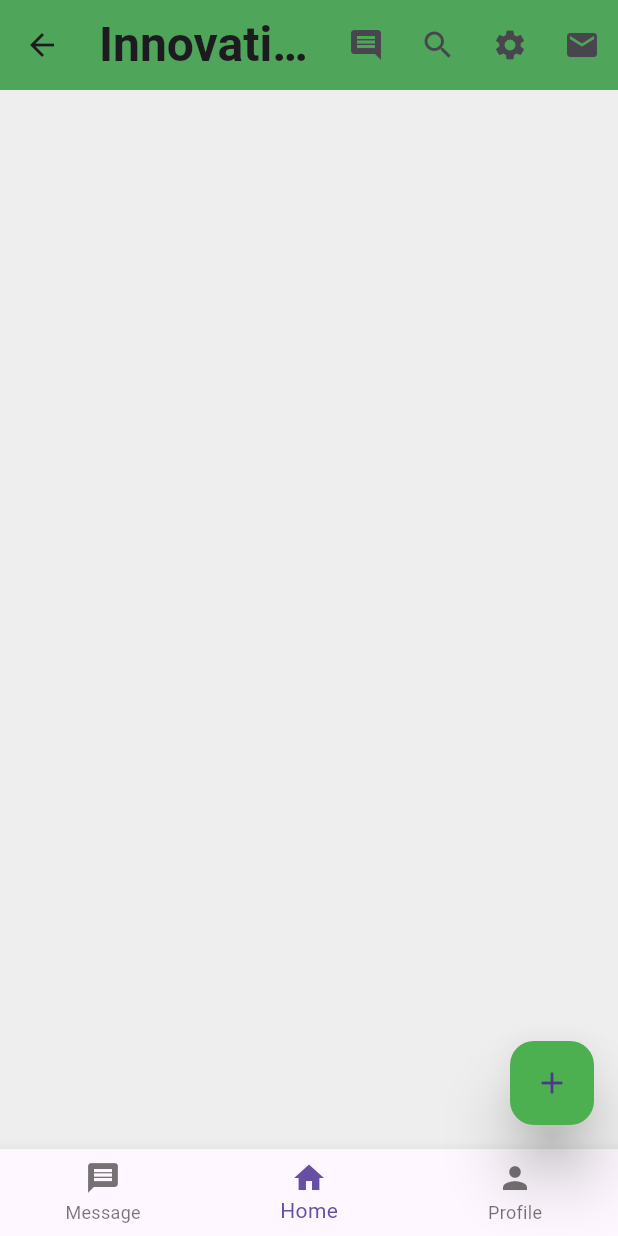
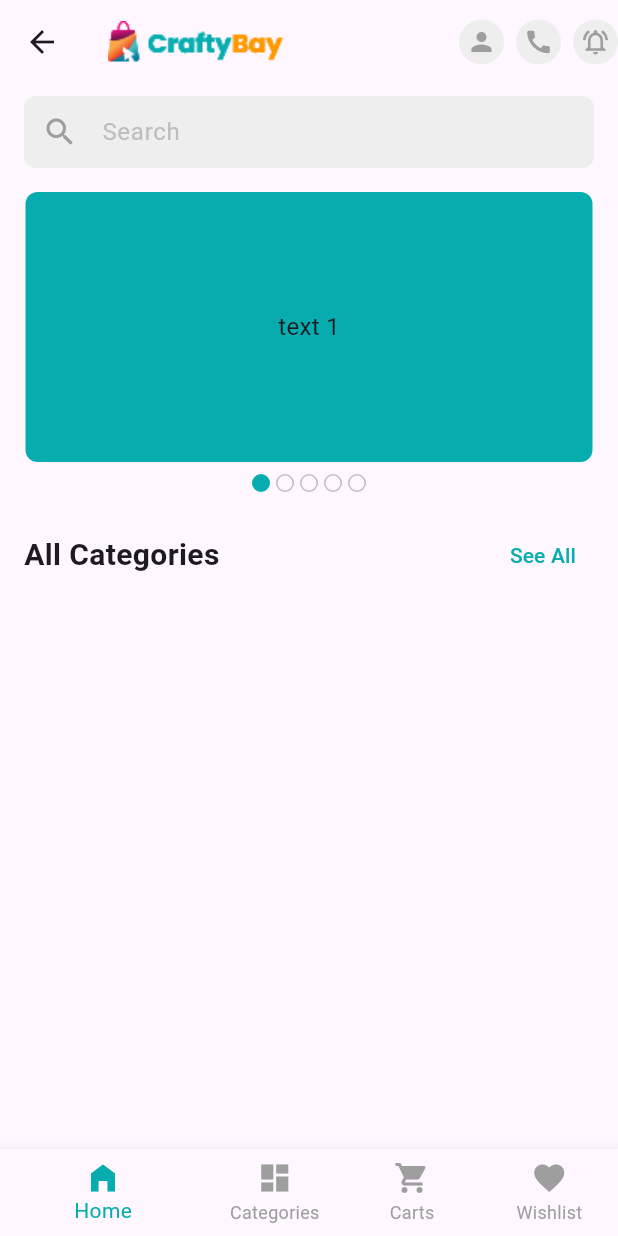
Before and after one commit to csearafat01/crafty_bay, a Flutter app: the MainBottomNavScreen screen opened directly, on a phone screen of 412 x 824 dp. Run offline on Flutter 3.47's test engine with Material 3 defaults, Android fonts, the phone set to English and light mode, and no system bars; drawn by our look-alikes of carousel_slider; our stand-ins replace get, pin_code_fields.

Commit message:
added widget/home, screens/(home,carts,categories & wishlist)

```diff
--- /dev/null
+++ b/lib/presentation/ui/screens/carts_screen.dart
@@ -0,0 +1,15 @@
+import 'package:flutter/cupertino.dart';
+
+class CartsScreen extends StatefulWidget {
+  const CartsScreen({super.key});
+
+  @override
+  State<CartsScreen> createState() => _CartsScreenState();
+}
+
+class _CartsScreenState extends State<CartsScreen> {
+  @override
+  Widget build(BuildContext context) {
+    return const Placeholder();
+  }
+}
--- /dev/null
+++ b/lib/presentation/ui/screens/category_screen.dart
@@ -0,0 +1,15 @@
+import 'package:flutter/cupertino.dart';
+
+class CategoryScreen extends StatefulWidget {
+  const CategoryScreen({super.key});
+
+  @override
+  State<CategoryScreen> createState() => _CategoryScreenState();
+}
+
+class _CategoryScreenState extends State<CategoryScreen> {
+  @override
+  Widget build(BuildContext context) {
+    return const Placeholder();
+  }
+}
--- /dev/null
+++ b/lib/presentation/ui/screens/home_screen.dart
@@ -0,0 +1,89 @@
+import 'package:crafty_bay/presentation/ui/utility/assets_path.dart';
+import 'package:flutter/material.dart';
+
+import '../widgets/home/banner_carousel.dart';
+import '../widgets/home/circle_icon_button.dart';
+import '../widgets/home/section_title.dart';
+
+class HomeScreen extends StatefulWidget {
+  const HomeScreen({super.key});
+
+  @override
+  State<HomeScreen> createState() => _HomeScreenState();
+}
+
+class _HomeScreenState extends State<HomeScreen> {
+  @override
+  Widget build(BuildContext context) {
+    return Scaffold(
+      appBar: appBar,
+      body: SingleChildScrollView(
+        child: Padding(
+          padding: const EdgeInsets.symmetric(horizontal: 16.0),
+          child: Column(
+            children: [
+              const SizedBox(height: 8,),
+              searchTextField,
+              const SizedBox(height: 16,),
+              const BannerCarousel(),
+              const SizedBox(height: 16,),
+              SectionTitle(
+                title: 'All Categories',
+                onTapSeeAll: () {},
+              ),
+
+            ],
+          ),
+        ),
+      ),
+
+    );
+  }
+
+  TextFormField get searchTextField {
+    return TextFormField(
+              decoration: InputDecoration(
+                hintText: 'Search',
+                filled: true,
+                prefixIcon: const Icon(Icons.search, color: Colors.grey,),
+                fillColor: Colors.grey.shade200,
+                border: OutlineInputBorder(
+                  borderSide: BorderSide.none,
+                  borderRadius: BorderRadius.circular(8)
+                ),
+                enabledBorder: OutlineInputBorder(
+                    borderSide: BorderSide.none,
+                    borderRadius: BorderRadius.circular(8)
+                ),
+                focusedBorder: OutlineInputBorder(
+                    borderSide: BorderSide.none,
+                    borderRadius: BorderRadius.circular(8)
+                ),
+                // errorBorder: OutlineInputBorder(
+                //     borderSide: BorderSide.none,
+                //     borderRadius: BorderRadius.circular(8)
+                // ),
+              ),
+            );
+  }
+
+  AppBar get appBar{
+    return AppBar(
+      title: Image.asset(AssetsPath.logoNav),
+      actions: [
+
+        CircleIconButton(onTap: () {},
+          iconData: Icons.person,
+        ),
+        const SizedBox(width: 8,),
+        CircleIconButton(onTap: () {},
+          iconData: Icons.call,
+        ),
+        const SizedBox(width: 8,),
+        CircleIconButton(onTap: () {},
+          iconData: Icons.notifications_active_outlined,
+        ),
+      ],
+    );
+  }
+}
--- a/lib/presentation/ui/screens/main_bottom_nav_screen.dart
+++ b/lib/presentation/ui/screens/main_bottom_nav_screen.dart
@@ -1,3 +1,8 @@
+import 'package:crafty_bay/presentation/ui/screens/carts_screen.dart';
+import 'package:crafty_bay/presentation/ui/screens/category_screen.dart';
+import 'package:crafty_bay/presentation/ui/screens/home_screen.dart';
+import 'package:crafty_bay/presentation/ui/screens/wishlish_screen.dart';
+import 'package:crafty_bay/presentation/ui/utility/app_colors.dart';
 import 'package:flutter/material.dart';
 
 class MainBottomNavScreen extends StatefulWidget {
@@ -8,43 +13,34 @@ class MainBottomNavScreen extends StatefulWidget {
 }
 
 class _MainBottomNavScreenState extends State<MainBottomNavScreen> {
+  int _selectedIndex = 0;
+  final List<Widget> _screen = const [
+    HomeScreen(),
+    CategoryScreen(),
+    CartsScreen(),
+    WishListScreen(),
+  ];
   @override
   Widget build(BuildContext context) {
     return Scaffold(
-      backgroundColor: Colors.grey.shade200,
-      appBar: AppBar(
-
-        title: const Text('Innovation App'),
-        titleSpacing: 10,
-        ///centerTitle: true,
-        toolbarHeight: 60,
-        toolbarOpacity: 1,
-        elevation: 6,
-        backgroundColor: Colors.green,
-        actions: [
-          IconButton(onPressed: (){}, icon: Icon(Icons.comment)),
-          IconButton(onPressed: (){}, icon: Icon(Icons.search)),
-          IconButton(onPressed: (){}, icon: Icon(Icons.settings)),
-          IconButton(onPressed: (){}, icon: Icon(Icons.email))
+      body: _screen[_selectedIndex],
+      bottomNavigationBar: BottomNavigationBar(
+        currentIndex: _selectedIndex,
+        selectedItemColor: AppColors.primaryColor,
+        unselectedItemColor: Colors.grey,
+        showUnselectedLabels: true,
+        onTap: (index){
+          _selectedIndex = index;
+          if(mounted){
+            setState(() {});
+          }
+        },
+        items: const [
+          BottomNavigationBarItem(icon: Icon(Icons.home_filled), label: 'Home'),
+          BottomNavigationBarItem(icon: Icon(Icons.dashboard), label: 'Categories'),
+          BottomNavigationBarItem(icon: Icon(Icons.shopping_cart), label: 'Carts'),
+          BottomNavigationBarItem(icon: Icon(Icons.favorite_outlined), label: 'Wishlist'),
         ],
-
-      ),
-      floatingActionButton: FloatingActionButton(
-        elevation: 18,
-        child: Icon(Icons.add),
-        backgroundColor: Colors.green,
-        onPressed: (){},
-      ),
-      bottomNavigationBar: BottomNavigationBar(
-        currentIndex: 1,
-        items: [
-          BottomNavigationBarItem(icon: Icon(Icons.message), label: 'Message'),
-          BottomNavigationBarItem(icon: Icon(Icons.home), label: 'Home'),
-          BottomNavigationBarItem(icon: Icon(Icons.person), label: 'Profile'),
-        ],
-        onTap: (int index){
-
-        },
       ),
 
     );
--- /dev/null
+++ b/lib/presentation/ui/screens/wishlish_screen.dart
@@ -0,0 +1,15 @@
+import 'package:flutter/cupertino.dart';
+
+class WishListScreen extends StatefulWidget {
+  const WishListScreen({super.key});
+
+  @override
+  State<WishListScreen> createState() => _WishListScreenState();
+}
+
+class _WishListScreenState extends State<WishListScreen> {
+  @override
+  Widget build(BuildContext context) {
+    return const Placeholder();
+  }
+}
--- a/lib/presentation/ui/utility/assets_path.dart
+++ b/lib/presentation/ui/utility/assets_path.dart
@@ -1,4 +1,5 @@
 class AssetsPath {
   static const String imagePath = 'assets/images';
   static const String logo = '$imagePath/logo.png';
+  static const String logoNav = '$imagePath/logo_nav.png';
 }
--- /dev/null
+++ b/lib/presentation/ui/widgets/home/banner_carousel.dart
@@ -0,0 +1,77 @@
+import 'package:carousel_slider/carousel_slider.dart';
+import 'package:crafty_bay/presentation/ui/utility/app_colors.dart';
+import 'package:flutter/material.dart';
+
+class BannerCarousel extends StatefulWidget {
+  const BannerCarousel({
+    super.key, this.height,
+  });
+
+  final double? height;
+
+  @override
+  State<BannerCarousel> createState() => _BannerCarouselState();
+}
+
+class _BannerCarouselState extends State<BannerCarousel> {
+  final ValueNotifier<int> _currentIndex = ValueNotifier(0);
+
+  @override
+  Widget build(BuildContext context) {
+    return Column(
+      children: [
+        CarouselSlider(
+          options: CarouselOptions(
+            height: widget.height ?? 180.0,
+            onPageChanged: (index, reason) {
+              _currentIndex.value = index;
+            },
+            viewportFraction: 1,
+            // enableInfiniteScroll: false,
+            // autoPlay: true,
+          ),
+          items: [1,2,3,4,5].map((i) {
+            return Builder(
+              builder: (BuildContext context) {
+                return Container(
+                    width: MediaQuery.of(context).size.width,
+                    margin: const EdgeInsets.symmetric(horizontal: 1.0),
+                    decoration: BoxDecoration(
+                        color: AppColors.primaryColor,
+                        borderRadius: BorderRadius.circular(8)
+                    ),
+                    alignment: Alignment.center,
+                    child: Text('text $i', style: const TextStyle(fontSize: 16.0),)
+                );
+              },
+            );
+          }).toList(),
+        ),
+        const SizedBox(height: 6,),
+        ValueListenableBuilder(
+            valueListenable: _currentIndex,
+            builder: (context, index, _) {
+              return Row(
+                mainAxisAlignment: MainAxisAlignment.center,
+                children: [
+                  for (int i = 0; i < 5; i++)
+                    Container(
+                      height: 12,
+                      width: 12,
+                      margin: const EdgeInsets.all(2),
+                      decoration: BoxDecoration(
+                          color: i == index ? AppColors.primaryColor : Colors.transparent,
+                          border: Border.all(
+                            color: i == index ? AppColors.primaryColor : Colors.grey.shade400,
+                          ),
+                          borderRadius: BorderRadius.circular(30)
+                      ),
+                    ),
+                ],
+              );
+            }
+        )
+      ],
+    );
+  }
+}
--- /dev/null
+++ b/lib/presentation/ui/widgets/home/circle_icon_button.dart
@@ -0,0 +1,22 @@
+import 'package:flutter/material.dart';
+
+class CircleIconButton extends StatelessWidget {
+  const CircleIconButton({
+    super.key, required this.onTap, required this.iconData,
+  });
+
+  final VoidCallback onTap;
+  final IconData iconData;
+  @override
+  Widget build(BuildContext context) {
+    return InkWell(
+      onTap: onTap,
+      borderRadius: BorderRadius.circular(15),
+      child: CircleAvatar(
+        radius: 15,
+        backgroundColor: Colors.grey.shade200,
+        child: Icon(iconData, color: Colors.grey, size: 20,),
+      ),
+    );
+  }
+}
--- /dev/null
+++ b/lib/presentation/ui/widgets/home/section_title.dart
@@ -0,0 +1,24 @@
+import 'package:flutter/material.dart';
+
+class SectionTitle extends StatelessWidget {
+  const SectionTitle({
+    super.key, required this.title, required this.onTapSeeAll,
+  });
+
+  final String title;
+  final VoidCallback onTapSeeAll;
+
+  @override
+  Widget build(BuildContext context) {
+    return Row(
+      mainAxisAlignment: MainAxisAlignment.spaceBetween,
+      children: [
+        Text(title, style: const TextStyle(
+            fontSize: 20,
+            fontWeight: FontWeight.w600
+        ),),
+        TextButton(onPressed: onTapSeeAll, child: const Text('See All'))
+      ],
+    );
+  }
+}
--- a/pubspec.yaml
+++ b/pubspec.yaml
@@ -14,6 +14,7 @@ dependencies:
   cupertino_icons: ^1.0.2
   get: ^4.6.6
   pin_code_fields: ^8.0.1
+  carousel_slider: ^4.2.1
 
 dev_dependencies:
   flutter_test:
```
Also changed, not shown: pubspec.lock.
